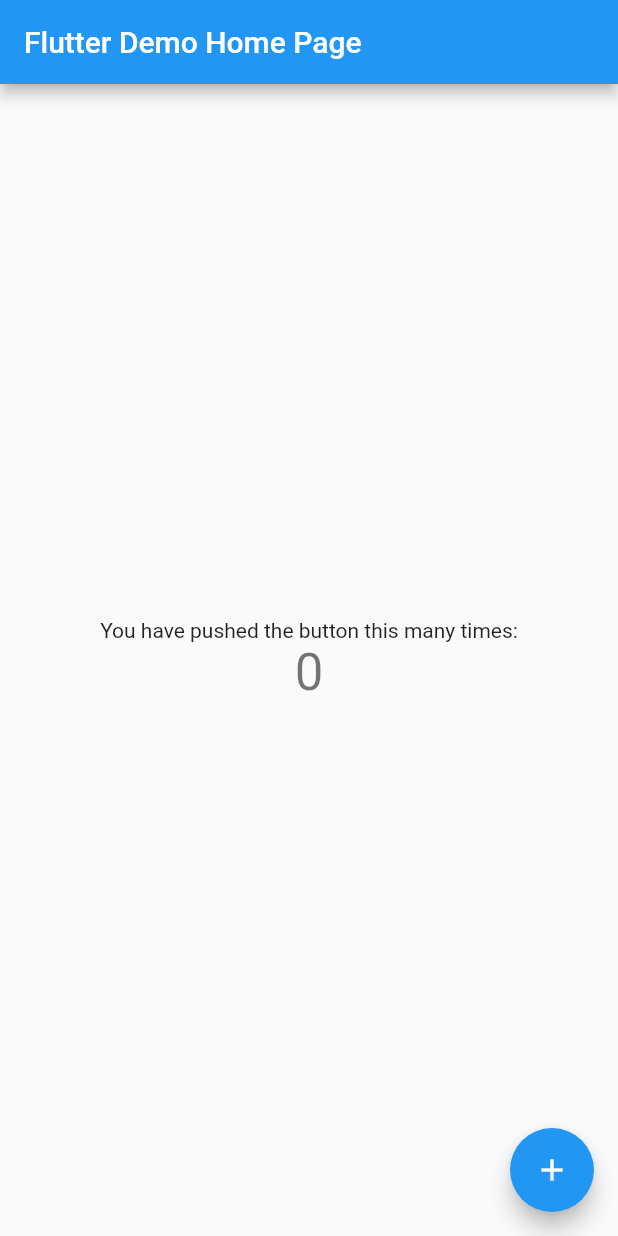
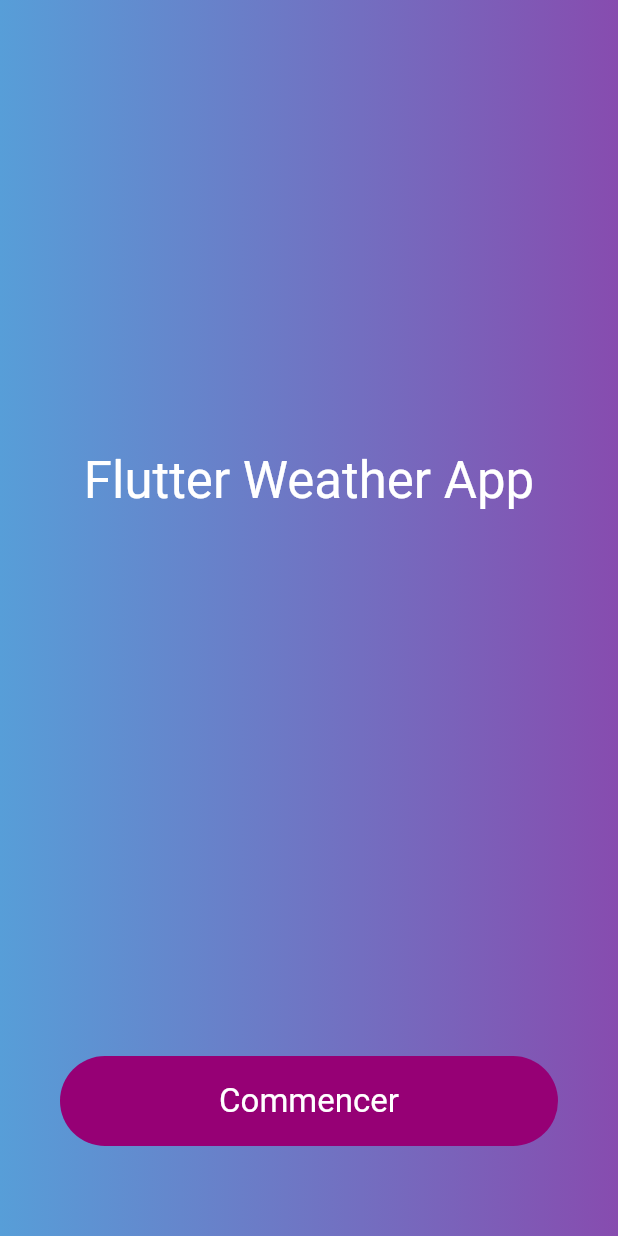
Before and after one commit to Toubdarine/flutter_weather_app, a Flutter app: the screen it shows after launch, on a phone screen of 412 x 824 dp. Run offline on Flutter 3.47's test engine with Material 2 defaults, Android fonts, the phone set to English and light mode, and no system bars; our stand-ins replace animated_text_kit, flutter_dotenv, flutter_spinkit, get; missing offline and left inert: flutter_weather_bg_null_safety.

Commit message:
styling home widget

```diff
--- a/flutter_weather_app/lib/data/api/api_client.dart
+++ b/flutter_weather_app/lib/data/api/api_client.dart
@@ -0,0 +1,6 @@
+import 'package:get/get.dart';
+
+class ApiClient extends GetConnect implements GetxService {
+  final String baseUrl;
+  ApiClient({required this.baseUrl});
+}
--- a/flutter_weather_app/lib/main.dart
+++ b/flutter_weather_app/lib/main.dart
@@ -1,6 +1,12 @@
 import 'package:flutter/material.dart';
+import './helper/dependencies.dart' as dep;
+import 'package:get/get.dart';
 
-void main() {
+import 'routes/route_helper.dart';
+
+void main() async {
+  WidgetsFlutterBinding.ensureInitialized();
+  await dep.init();
   runApp(const MyApp());
 }
 
@@ -10,21 +16,16 @@ class MyApp extends StatelessWidget {
   // This widget is the root of your application.
   @override
   Widget build(BuildContext context) {
-    return MaterialApp(
+    return GetMaterialApp(
+      debugShowCheckedModeBanner: false,
       title: 'Flutter Demo',
       theme: ThemeData(
-        // This is the theme of your application.
-        //
-        // Try running your application with "flutter run". You'll see the
-        // application has a blue toolbar. Then, without quitting the app, try
-        // changing the primarySwatch below to Colors.green and then invoke
-        // "hot reload" (press "r" in the console where you ran "flutter run",
-        // or simply save your changes to "hot reload" in a Flutter IDE).
-        // Notice that the counter didn't reset back to zero; the application
-        // is not restarted.
-        primarySwatch: Colors.blue,
+        primaryColor: Colors.blue,
+        scaffoldBackgroundColor: Colors.white,
       ),
-      home: const MyHomePage(title: 'Flutter Demo Home Page'),
+      //home: SplashScreen(),
+      initialRoute: RouteHelper.getHomeRoute(),
+      getPages: RouteHelper.routes,
     );
   }
 }
--- a/flutter_weather_app/lib/routes/route_helper.dart
+++ b/flutter_weather_app/lib/routes/route_helper.dart
@@ -0,0 +1,33 @@
+import '../views/screens/home_screen.dart';
+import '../views/screens/weather_data_screen.dart';
+import 'package:get/get.dart';
+
+class RouteHelper {
+  static const String homeRoute = "/";
+  static const String weatherDataRoute = "/weather-data-screen";
+
+  static String getHomeRoute() {
+    return '$homeRoute';
+  }
+
+  static String getWeatherDataRoute() {
+    return '$weatherDataRoute';
+  }
+
+  static List<GetPage> routes = [
+    GetPage(
+        arguments: null,
+        transition: Transition.size,
+        name: homeRoute,
+        page: () {
+          return HomeScreen();
+        }),
+    GetPage(
+        arguments: null,
+        transition: Transition.size,
+        name: weatherDataRoute,
+        page: () {
+          return WeatherDataScreen();
+        }),
+  ];
+}
--- a/flutter_weather_app/lib/views/screens/home_screen.dart
+++ b/flutter_weather_app/lib/views/screens/home_screen.dart
@@ -0,0 +1,96 @@
+import 'dart:ui';
+
+import 'package:flutter/material.dart';
+import 'package:flutter_weather_app/routes/route_helper.dart';
+import 'package:get/get.dart';
+import 'package:animated_text_kit/animated_text_kit.dart';
+
+class HomeScreen extends StatefulWidget {
+  const HomeScreen({super.key});
+
+  @override
+  State<HomeScreen> createState() => _HomeScreenState();
+}
+
+class _HomeScreenState extends State<HomeScreen>
+    with SingleTickerProviderStateMixin {
+  late AnimationController animationController;
+  late CurvedAnimation animation;
+  @override
+  void initState() {
+    // TODO: implement initState
+    super.initState();
+    animationController =
+        AnimationController(vsync: this, duration: Duration(seconds: 60))
+          ..forward();
+    animation =
+        CurvedAnimation(parent: animationController, curve: Curves.bounceInOut);
+  }
+
+  @override
+  void dispose() {
+    // TODO: implement dispose
+    super.dispose();
+    animationController.dispose();
+  }
+
+  @override
+  Widget build(BuildContext context) {
+    return Scaffold(
+      body: Stack(
+        children: [
+          Container(
+            width: MediaQuery.of(context).size.width,
+            height: MediaQuery.of(context).size.height,
+            decoration: BoxDecoration(
+                gradient: LinearGradient(colors: [
+              Color.fromARGB(255, 87, 158, 216),
+              Color.fromARGB(255, 135, 76, 175)
+            ])),
+          ),
+          Positioned(
+            bottom: 20,
+            child: GestureDetector(
+              onTap: () {
+                print("tap tap");
+                Get.toNamed(RouteHelper.getWeatherDataRoute());
+              },
+              child: Container(
+                margin: EdgeInsets.all(40),
+                height: 60,
+                width: MediaQuery.of(context).size.width - 80,
+                decoration: BoxDecoration(
+                    color: Color.fromARGB(255, 150, 0, 117),
+                    borderRadius: BorderRadius.circular(60)),
+                child: Center(
+                    child: Text(
+                  'Commencer',
+                  style: TextStyle(fontSize: 22, color: Colors.white),
+                )),
+              ),
+            ),
+          ),
+          Positioned(
+            top: 150,
+            child: GestureDetector(
+              onTap: () {
+                print("tap tap");
+                Get.toNamed(RouteHelper.getWeatherDataRoute());
+              },
+              child: Container(
+                  margin: EdgeInsets.all(40),
+                  height: 260,
+                  width: MediaQuery.of(context).size.width - 80,
+                  decoration:
+                      BoxDecoration(borderRadius: BorderRadius.circular(60)),
+                  child: Center(
+                      child: Text('Flutter Weather App',
+                          style:
+                              TextStyle(fontSize: 34, color: Colors.white)))),
+            ),
+          ),
+        ],
+      ),
+    );
+  }
+}
--- a/flutter_weather_app/pubspec.yaml
+++ b/flutter_weather_app/pubspec.yaml
@@ -36,6 +36,8 @@ dependencies:
   # The following adds the Cupertino Icons font to your application.
   # Use with the CupertinoIcons class for iOS style icons.
   cupertino_icons: ^1.0.2
+  get: ^4.6.5
+  flutter_dotenv: ^5.0.2
 
 dev_dependencies:
   flutter_test:
@@ -47,7 +49,9 @@ dev_dependencies:
   # package. See that file for information about deactivating specific lint
   # rules and activating additional ones.
   flutter_lints: ^2.0.0
-
+  flutter_spinkit: ^5.1.0
+  flutter_weather_bg_null_safety: ^1.0.0
+  animated_text_kit: ^4.2.2
 # For information on the generic Dart part of this file, see the
 # following page: https://dart.dev/tools/pub/pubspec
 
```
Also changed, not shown: flutter_weather_app/lib/controllers/weather_data_controller.dart (+8 -0 lines), flutter_weather_app/lib/data/repositories/weather_data_repo.dart (+11 -0 lines), flutter_weather_app/lib/helper/dependencies.dart (added, +26 -0 lines), flutter_weather_app/lib/views/screens/city_weather_screen.dart (added, +57 -0 lines), flutter_weather_app/lib/views/screens/weather_data_screen.dart (+63 -0 lines), flutter_weather_app/lib/views/widgets/progression_bar.dart (+47 -0 lines), flutter_weather_app/pubspec.lock.
